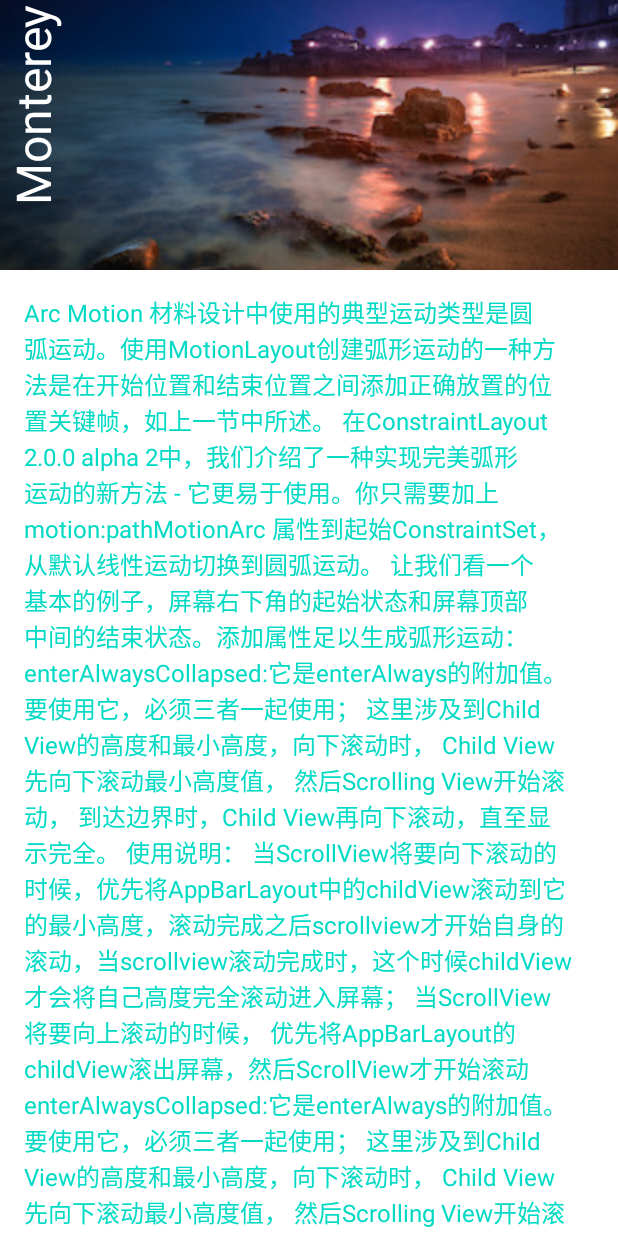
After one commit to gyqGitHub/ConstraintLayoutDemo, an Android app: the MotionCoordinator1Activity screen opened directly, with no data from a screen before it, on a phone screen of 412 x 824 dp. The commit adds this screen. Run offline under Robolectric (Android 15) with nearby library versions, the phone set to English and light mode, and no system bars.

Commit message:
结合coordinatorLayout使用

```diff
--- a/app/build.gradle
+++ b/app/build.gradle
@@ -31,6 +31,7 @@ dependencies {
     implementation 'androidx.appcompat:appcompat:1.2.0'
     implementation 'androidx.constraintlayout:constraintlayout:2.0.4'
     implementation 'androidx.recyclerview:recyclerview:1.1.0'
+    implementation "com.google.android.material:material:1.1.0"
     testImplementation 'junit:junit:4.12'
     androidTestImplementation 'androidx.test.ext:junit:1.1.2'
     androidTestImplementation 'androidx.test.espresso:espresso-core:3.3.0'
--- a/app/src/main/AndroidManifest.xml
+++ b/app/src/main/AndroidManifest.xml
@@ -9,7 +9,8 @@
         android:roundIcon="@mipmap/ic_launcher_round"
         android:supportsRtl="true"
         android:theme="@style/AppTheme">
-        <activity android:name=".MotionKeyCycleActivity"></activity>
+        <activity android:name=".MotionCoordinator1Activity"></activity>
+        <activity android:name=".MotionKeyCycleActivity" />
         <activity android:name=".MotionKeyAttributeActivity" />
         <activity android:name=".MotionKeyFrame1Activity" />
         <activity android:name=".MotionCustomAttributeActivity" />
--- /dev/null
+++ b/app/src/main/java/com/hsb/profession/constraintlayoutdemo/MotionCoordinator1Activity.kt
@@ -0,0 +1,22 @@
+package com.hsb.profession.constraintlayoutdemo
+
+import android.content.Context
+import android.content.Intent
+import androidx.appcompat.app.AppCompatActivity
+import android.os.Bundle
+
+class MotionCoordinator1Activity : AppCompatActivity() {
+
+    companion object{
+        @JvmStatic
+        fun start(context: Context) {
+            val starter = Intent(context, MotionCoordinator1Activity::class.java)
+            context.startActivity(starter)
+        }
+    }
+
+    override fun onCreate(savedInstanceState: Bundle?) {
+        super.onCreate(savedInstanceState)
+        setContentView(R.layout.activity_motion_coordinator1)
+    }
+}
--- a/app/src/main/java/com/hsb/profession/constraintlayoutdemo/MotionLayoutActivity.kt
+++ b/app/src/main/java/com/hsb/profession/constraintlayoutdemo/MotionLayoutActivity.kt
@@ -31,5 +31,7 @@ class MotionLayoutActivity : AppCompatActivity() {
         btn_keyframe_attribute.setOnClickListener { MotionKeyAttributeActivity.start(this) }
 
         btn_keyframe_cycle.setOnClickListener { MotionKeyCycleActivity.start(this) }
+
+        btn_coordinator_1.setOnClickListener { MotionCoordinator1Activity.start(this) }
     }
 }
--- /dev/null
+++ b/app/src/main/java/com/hsb/profession/utils/CollapsibleToolbar.kt
@@ -0,0 +1,36 @@
+/*
+ * Copyright (C) 2018 The Android Open Source Project
+ *
+ * Licensed under the Apache License, Version 2.0 (the "License");
+ * you may not use this file except in compliance with the License.
+ * You may obtain a copy of the License at
+ *
+ *      http://www.apache.org/licenses/LICENSE-2.0
+ *
+ * Unless required by applicable law or agreed to in writing, software
+ * distributed under the License is distributed on an "AS IS" BASIS,
+ * WITHOUT WARRANTIES OR CONDITIONS OF ANY KIND, either express or implied.
+ * See the License for the specific language governing permissions and
+ * limitations under the License.
+ */
+
+package com.hsb.profession.utils
+
+import android.content.Context
+import android.util.AttributeSet
+import androidx.constraintlayout.motion.widget.MotionLayout
+import com.google.android.material.appbar.AppBarLayout
+
+class CollapsibleToolbar @JvmOverloads constructor(
+        context: Context, attrs: AttributeSet? = null, defStyleAttr: Int = 0
+) : MotionLayout(context, attrs, defStyleAttr), AppBarLayout.OnOffsetChangedListener {
+
+    override fun onOffsetChanged(appBarLayout: AppBarLayout?, verticalOffset: Int) {
+        progress = -verticalOffset / appBarLayout?.totalScrollRange?.toFloat()!!
+    }
+
+    override fun onAttachedToWindow() {
+        super.onAttachedToWindow()
+        (parent as? AppBarLayout)?.addOnOffsetChangedListener(this)
+    }
+}
--- /dev/null
+++ b/app/src/main/res/layout/activity_motion_coordinator1.xml
@@ -0,0 +1,37 @@
+<?xml version="1.0" encoding="utf-8"?>
+<!--
+  Copyright (C) 2018 The Android Open Source Project
+  Licensed under the Apache License, Version 2.0 (the "License");
+  you may not use this file except in compliance with the License.
+  You may obtain a copy of the License at
+
+       http://www.apache.org/licenses/LICENSE-2.0
+
+  Unless required by applicable law or agreed to in writing, software
+  distributed under the License is distributed on an "AS IS" BASIS,
+  WITHOUT WARRANTIES OR CONDITIONS OF ANY KIND, either express or implied.
+  See the License for the specific language governing permissions and
+  limitations under the License.
+  -->
+<androidx.coordinatorlayout.widget.CoordinatorLayout xmlns:android="http://schemas.android.com/apk/res/android"
+    xmlns:tools="http://schemas.android.com/tools"
+    android:id="@+id/content"
+    android:layout_width="match_parent"
+    android:layout_height="match_parent"
+    android:fitsSystemWindows="false"
+    android:background="@android:color/white">
+
+    <com.google.android.material.appbar.AppBarLayout
+        android:id="@+id/app_bar"
+        android:layout_width="match_parent"
+        android:layout_height="180dp"
+        android:theme="@android:style/ThemeOverlay.Material.Dark.ActionBar"
+        tools:targetApi="lollipop">
+
+        <include layout="@layout/motion_09_coordinatorlayout_header"/>
+
+    </com.google.android.material.appbar.AppBarLayout>
+
+    <include layout="@layout/content_scrolling" />
+
+</androidx.coordinatorlayout.widget.CoordinatorLayout>
--- a/app/src/main/res/layout/activity_motion_layout.xml
+++ b/app/src/main/res/layout/activity_motion_layout.xml
@@ -17,7 +17,7 @@
             app:flow_wrapMode="chain"
             app:constraint_referenced_ids="btn_basic_1,btn_basic_2,
             btn_custom_attribute,btn_keyframe_position,btn_keyframe_attribute,
-            btn_keyframe_cycle"
+            btn_keyframe_cycle,btn_coordinator_1"
             android:layout_height="match_parent" />
 
         <Button
@@ -62,6 +62,13 @@
             android:text="keyCycle"
             />
 
+        <Button
+            android:id="@+id/btn_coordinator_1"
+            android:layout_width="wrap_content"
+            android:layout_height="wrap_content"
+            android:text="coordinator_1"
+            />
+
     </androidx.constraintlayout.widget.ConstraintLayout>
 
 </androidx.core.widget.NestedScrollView>
--- /dev/null
+++ b/app/src/main/res/layout/activity_scrolling.xml
@@ -0,0 +1,39 @@
+<?xml version="1.0" encoding="utf-8"?>
+<!--
+  Copyright (C) 2018 The Android Open Source Project
+  Licensed under the Apache License, Version 2.0 (the "License");
+  you may not use this file except in compliance with the License.
+  You may obtain a copy of the License at
+
+       http://www.apache.org/licenses/LICENSE-2.0
+
+  Unless required by applicable law or agreed to in writing, software
+  distributed under the License is distributed on an "AS IS" BASIS,
+  WITHOUT WARRANTIES OR CONDITIONS OF ANY KIND, either express or implied.
+  See the License for the specific language governing permissions and
+  limitations under the License.
+  -->
+<androidx.coordinatorlayout.widget.CoordinatorLayout
+    xmlns:android="http://schemas.android.com/apk/res/android"
+    xmlns:tools="http://schemas.android.com/tools"
+    android:id="@+id/content"
+    android:layout_width="match_parent"
+    android:layout_height="match_parent"
+    android:fitsSystemWindows="false"
+    android:background="@android:color/white"
+    >
+
+    <com.google.android.material.appbar.AppBarLayout
+        android:id="@+id/app_bar"
+        android:layout_width="match_parent"
+        android:layout_height="180dp"
+        android:theme="@android:style/ThemeOverlay.Material.Dark.ActionBar"
+        tools:targetApi="lollipop">
+
+        <include layout="@layout/motion_10_coordinatorlayout_header"/>
+
+    </com.google.android.material.appbar.AppBarLayout>
+
+    <include layout="@layout/content_scrolling" />
+
+</androidx.coordinatorlayout.widget.CoordinatorLayout>
--- /dev/null
+++ b/app/src/main/res/layout/content_scrolling.xml
@@ -0,0 +1,33 @@
+<?xml version="1.0" encoding="utf-8"?>
+<!--
+  Copyright (C) 2018 The Android Open Source Project
+  Licensed under the Apache License, Version 2.0 (the "License");
+  you may not use this file except in compliance with the License.
+  You may obtain a copy of the License at
+
+       http://www.apache.org/licenses/LICENSE-2.0
+
+  Unless required by applicable law or agreed to in writing, software
+  distributed under the License is distributed on an "AS IS" BASIS,
+  WITHOUT WARRANTIES OR CONDITIONS OF ANY KIND, either express or implied.
+  See the License for the specific language governing permissions and
+  limitations under the License.
+  -->
+<androidx.core.widget.NestedScrollView xmlns:android="http://schemas.android.com/apk/res/android"
+    xmlns:app="http://schemas.android.com/apk/res-auto"
+    xmlns:tools="http://schemas.android.com/tools"
+    android:id="@+id/scrollable"
+    android:layout_width="match_parent"
+    android:layout_height="match_parent"
+    app:layout_behavior="@string/appbar_scrolling_view_behavior"
+    tools:showIn="@layout/activity_scrolling">
+
+    <TextView
+        android:layout_width="wrap_content"
+        android:layout_height="wrap_content"
+        android:layout_margin="16dp"
+        android:textSize="16dp"
+        android:textColor="@color/colorAccent"
+        android:text="@string/large_text" />
+
+</androidx.core.widget.NestedScrollView>
--- /dev/null
+++ b/app/src/main/res/layout/motion_09_coordinatorlayout_header.xml
@@ -0,0 +1,45 @@
+<?xml version="1.0" encoding="utf-8"?>
+<!--
+  Copyright (C) 2018 The Android Open Source Project
+  Licensed under the Apache License, Version 2.0 (the "License");
+  you may not use this file except in compliance with the License.
+  You may obtain a copy of the License at
+
+       http://www.apache.org/licenses/LICENSE-2.0
+
+  Unless required by applicable law or agreed to in writing, software
+  distributed under the License is distributed on an "AS IS" BASIS,
+  WITHOUT WARRANTIES OR CONDITIONS OF ANY KIND, either express or implied.
+  See the License for the specific language governing permissions and
+  limitations under the License.
+  -->
+<com.hsb.profession.utils.CollapsibleToolbar xmlns:android="http://schemas.android.com/apk/res/android"
+    xmlns:app="http://schemas.android.com/apk/res-auto"
+    android:id="@+id/motionLayout"
+    app:layoutDescription="@xml/scene_09"
+    android:layout_width="match_parent"
+    android:layout_height="match_parent"
+    android:minHeight="50dp"
+    android:fitsSystemWindows="false"
+    app:layout_scrollFlags="scroll|enterAlways|enterAlwaysCollapsed">
+
+    <ImageView
+        android:id="@+id/background"
+        android:layout_width="match_parent"
+        android:layout_height="200dp"
+        android:minHeight="100dp"
+        android:background="@color/colorAccent"
+        android:scaleType="centerCrop"
+        android:src="@drawable/monterey"/>
+
+    <TextView
+        android:id="@+id/label"
+        android:layout_width="wrap_content"
+        android:layout_height="wrap_content"
+        android:transformPivotX="0dp"
+        android:transformPivotY="0dp"
+        android:text="Monterey"
+        android:textColor="#FFF"
+        android:textSize="32dp" />
+
+</com.hsb.profession.utils.CollapsibleToolbar>
--- a/app/src/main/res/values/strings.xml
+++ b/app/src/main/res/values/strings.xml
@@ -1,3 +1,79 @@
 <resources>
     <string name="app_name">ConstraintLayoutDemo</string>
+    <string name="large_text">Arc Motion 材料设计中使用的典型运动类型是圆弧运动。使用MotionLayout创建弧形运动的一种方法是在开始位置和结束位置之间添加正确放置的位置关键帧，如上一节中所述。 在ConstraintLayout 2.0.0 alpha 2中，我们介绍了一种实现完美弧形运动的新方法 - 它更易于使用。你只需要加上 motion:pathMotionArc 属性到起始ConstraintSet，从默认线性运动切换到圆弧运动。 让我们看一个基本的例子，屏幕右下角的起始状态和屏幕顶部中间的结束状态。添加属性足以生成弧形运动：enterAlwaysCollapsed:它是enterAlways的附加值。要使用它，必须三者一起使用；
+
+这里涉及到Child View的高度和最小高度，向下滚动时，
+
+Child View先向下滚动最小高度值，
+
+然后Scrolling View开始滚动，
+
+到达边界时，Child View再向下滚动，直至显示完全。
+
+使用说明：
+
+当ScrollView将要向下滚动的时候，优先将AppBarLayout中的childView滚动到它的最小高度，滚动完成之后scrollview才开始自身的滚动，当scrollview滚动完成时，这个时候childView才会将自己高度完全滚动进入屏幕；
+
+当ScrollView将要向上滚动的时候， 优先将AppBarLayout的childView滚出屏幕，然后ScrollView才开始滚动
+    enterAlwaysCollapsed:它是enterAlways的附加值。要使用它，必须三者一起使用；
+
+这里涉及到Child View的高度和最小高度，向下滚动时，
+
+Child View先向下滚动最小高度值，
+
+然后Scrolling View开始滚动，
+
+到达边界时，Child View再向下滚动，直至显示完全。
+
+使用说明：
+
+当ScrollView将要向下滚动的时候，优先将AppBarLayout中的childView滚动到它的最小高度，滚动完成之后scrollview才开始自身的滚动，当scrollview滚动完成时，这个时候childView才会将自己高度完全滚动进入屏幕；
+
+当ScrollView将要向上滚动的时候， 优先将AppBarLayout的childView滚出屏幕，然后ScrollView才开始滚动
+        enterAlwaysCollapsed:它是enterAlways的附加值。要使用它，必须三者一起使用；
+
+这里涉及到Child View的高度和最小高度，向下滚动时，
+
+Child View先向下滚动最小高度值，
+
+然后Scrolling View开始滚动，
+
+到达边界时，Child View再向下滚动，直至显示完全。
+
+使用说明：
+
+当ScrollView将要向下滚动的时候，优先将AppBarLayout中的childView滚动到它的最小高度，滚动完成之后scrollview才开始自身的滚动，当scrollview滚动完成时，这个时候childView才会将自己高度完全滚动进入屏幕；
+
+当ScrollView将要向上滚动的时候， 优先将AppBarLayout的childView滚出屏幕，然后ScrollView才开始滚动
+        enterAlwaysCollapsed:它是enterAlways的附加值。要使用它，必须三者一起使用；
+
+这里涉及到Child View的高度和最小高度，向下滚动时，
+
+Child View先向下滚动最小高度值，
+
+然后Scrolling View开始滚动，
+
+到达边界时，Child View再向下滚动，直至显示完全。
+
+使用说明：
+
+当ScrollView将要向下滚动的时候，优先将AppBarLayout中的childView滚动到它的最小高度，滚动完成之后scrollview才开始自身的滚动，当scrollview滚动完成时，这个时候childView才会将自己高度完全滚动进入屏幕；
+
+当ScrollView将要向上滚动的时候， 优先将AppBarLayout的childView滚出屏幕，然后ScrollView才开始滚动
+        enterAlwaysCollapsed:它是enterAlways的附加值。要使用它，必须三者一起使用；
+
+这里涉及到Child View的高度和最小高度，向下滚动时，
+
+Child View先向下滚动最小高度值，
+
+然后Scrolling View开始滚动，
+
+到达边界时，Child View再向下滚动，直至显示完全。
+
+使用说明：
+
+当ScrollView将要向下滚动的时候，优先将AppBarLayout中的childView滚动到它的最小高度，滚动完成之后scrollview才开始自身的滚动，当scrollview滚动完成时，这个时候childView才会将自己高度完全滚动进入屏幕；
+
+当ScrollView将要向上滚动的时候， 优先将AppBarLayout的childView滚出屏幕，然后ScrollView才开始滚动
+    </string>
 </resources>
--- a/app/src/main/res/values/styles.xml
+++ b/app/src/main/res/values/styles.xml
@@ -1,10 +1,11 @@
 <resources>
     <!-- Base application theme. -->
-    <style name="AppTheme" parent="Theme.AppCompat.Light.DarkActionBar">
+    <style name="AppTheme" parent="Theme.AppCompat.NoActionBar">
         <!-- Customize your theme here. -->
         <item name="colorPrimary">@color/colorPrimary</item>
         <item name="colorPrimaryDark">@color/colorPrimaryDark</item>
         <item name="colorAccent">@color/colorAccent</item>
+        <item name="android:windowFullscreen">true</item>
+
     </style>
-
 </resources>
--- /dev/null
+++ b/app/src/main/res/xml/scene_09.xml
@@ -0,0 +1,62 @@
+<?xml version="1.0" encoding="utf-8"?><!--
+  Copyright (C) 2018 The Android Open Source Project
+  Licensed under the Apache License, Version 2.0 (the "License");
+  you may not use this file except in compliance with the License.
+  You may obtain a copy of the License at
+
+       http://www.apache.org/licenses/LICENSE-2.0
+
+  Unless required by applicable law or agreed to in writing, software
+  distributed under the License is distributed on an "AS IS" BASIS,
+  WITHOUT WARRANTIES OR CONDITIONS OF ANY KIND, either express or implied.
+  See the License for the specific language governing permissions and
+  limitations under the License.
+  -->
+<MotionScene xmlns:android="http://schemas.android.com/apk/res/android"
+    xmlns:motion="http://schemas.android.com/apk/res-auto">
+
+    <Transition
+        motion:constraintSetEnd="@+id/end"
+        motion:constraintSetStart="@+id/start"
+        motion:duration="1000"
+        motion:motionInterpolator="linear">
+        <OnSwipe
+            motion:dragDirection="dragUp"
+            motion:touchAnchorId="@+id/motionLayout"
+            motion:touchAnchorSide="bottom" />
+
+    </Transition>
+    <ConstraintSet android:id="@+id/end">
+        <Constraint
+            android:id="@id/background"
+            android:layout_width="match_parent"
+            android:layout_height="match_parent"
+            android:alpha="0.2"
+            motion:layout_constraintBottom_toBottomOf="parent" />
+        <Constraint
+            android:id="@id/label"
+            android:layout_width="wrap_content"
+            android:layout_height="wrap_content"
+            android:layout_marginStart="8dp"
+            android:layout_marginBottom="8dp"
+            android:rotation="0.0"
+            motion:layout_constraintBottom_toBottomOf="@+id/background"
+            motion:layout_constraintStart_toStartOf="parent" />
+    </ConstraintSet>
+
+    <ConstraintSet android:id="@+id/start">
+        <Constraint
+            android:id="@+id/background"
+            android:layout_width="match_parent"
+            android:layout_height="match_parent"
+            android:alpha="1.0"
+            motion:layout_constraintBottom_toBottomOf="parent" />
+        <Constraint
+            android:id="@+id/label"
+            android:layout_width="wrap_content"
+            android:layout_height="wrap_content"
+            android:rotation="-90.0"
+            motion:layout_constraintBottom_toBottomOf="@+id/background"
+            motion:layout_constraintStart_toStartOf="parent" />
+    </ConstraintSet>
+</MotionScene>
```
Also changed, not shown: app/src/main/res/drawable/monterey.jpg (added).
